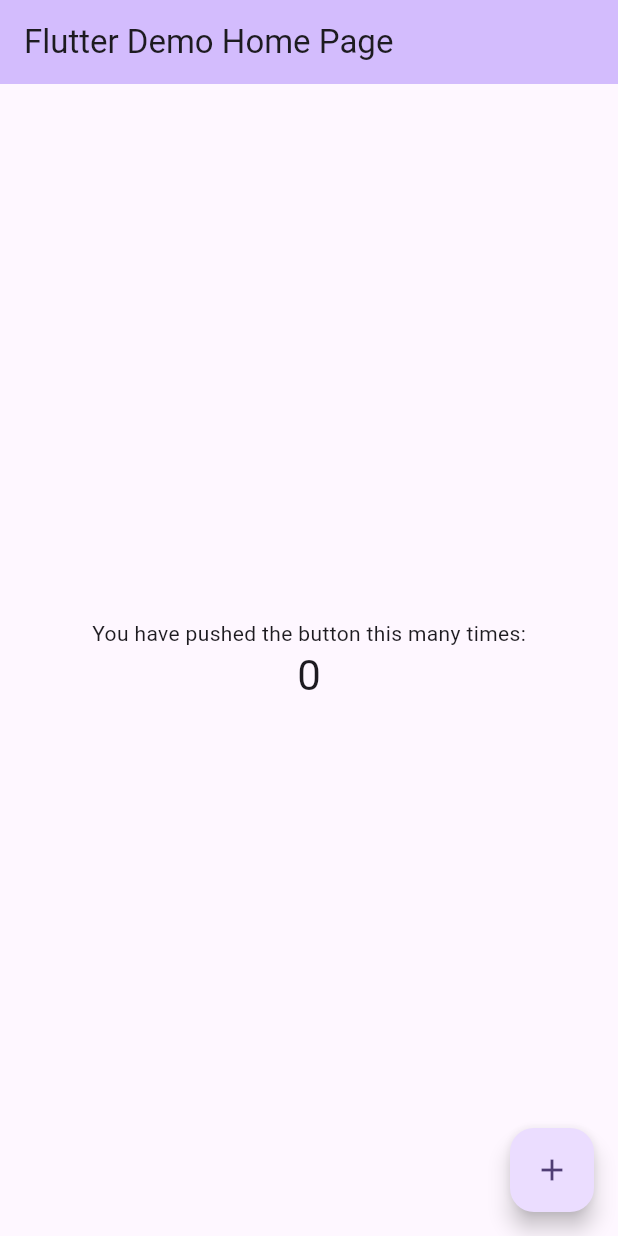
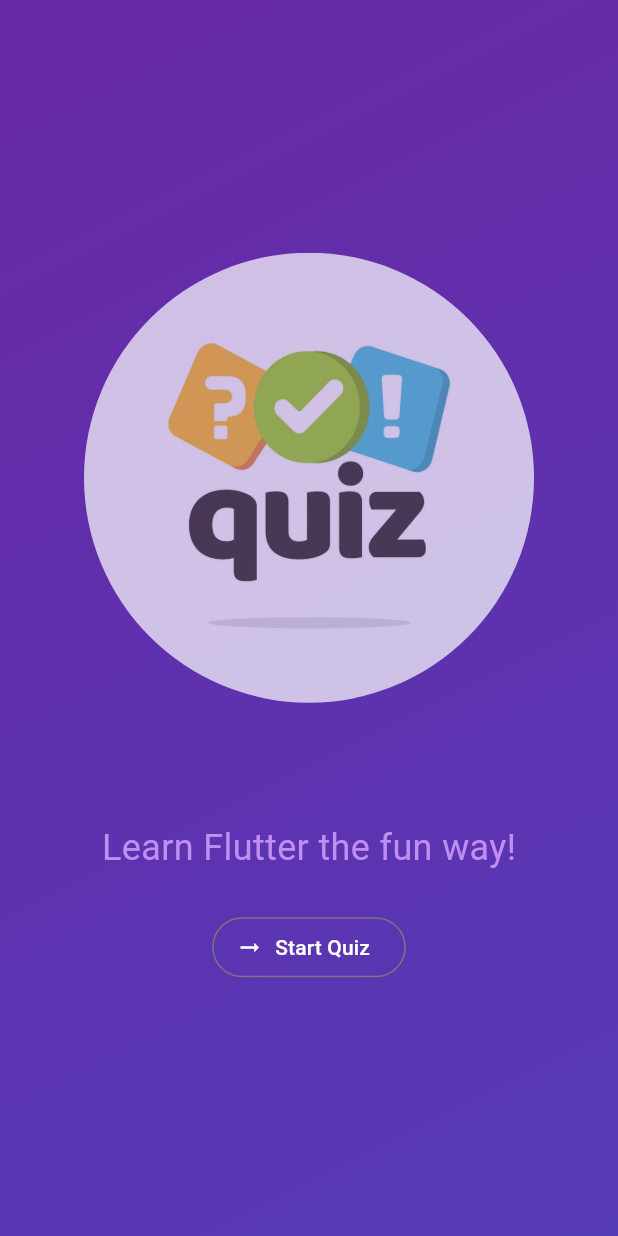
Before and after one commit to amAkshay18/Quiz-App, a Flutter app: the screen it shows after launch, on a phone screen of 412 x 824 dp. Run offline on Flutter 3.47's test engine with Material 3 defaults, Android fonts, the phone set to English and light mode, and no system bars; our stand-ins replace google_fonts.

```diff
--- a/lib/main.dart
+++ b/lib/main.dart
@@ -1,125 +1,6 @@
 import 'package:flutter/material.dart';
+import 'package:quizapp/quiz.dart';
 
 void main() {
-  runApp(const MyApp());
+  runApp(const Quiz());
 }
-
-class MyApp extends StatelessWidget {
-  const MyApp({super.key});
-
-  // This widget is the root of your application.
-  @override
-  Widget build(BuildContext context) {
-    return MaterialApp(
-      title: 'Flutter Demo',
-      theme: ThemeData(
-        // This is the theme of your application.
-        //
-        // TRY THIS: Try running your application with "flutter run". You'll see
-        // the application has a purple toolbar. Then, without quitting the app,
-        // try changing the seedColor in the colorScheme below to Colors.green
-        // and then invoke "hot reload" (save your changes or press the "hot
-        // reload" button in a Flutter-supported IDE, or press "r" if you used
-        // the command line to start the app).
-        //
-        // Notice that the counter didn't reset back to zero; the application
-        // state is not lost during the reload. To reset the state, use hot
-        // restart instead.
-        //
-        // This works for code too, not just values: Most code changes can be
-        // tested with just a hot reload.
-        colorScheme: ColorScheme.fromSeed(seedColor: Colors.deepPurple),
-        useMaterial3: true,
-      ),
-      home: const MyHomePage(title: 'Flutter Demo Home Page'),
-    );
-  }
-}
-
-class MyHomePage extends StatefulWidget {
-  const MyHomePage({super.key, required this.title});
-
-  // This widget is the home page of your application. It is stateful, meaning
-  // that it has a State object (defined below) that contains fields that affect
-  // how it looks.
-
-  // This class is the configuration for the state. It holds the values (in this
-  // case the title) provided by the parent (in this case the App widget) and
-  // used by the build method of the State. Fields in a Widget subclass are
-  // always marked "final".
-
-  final String title;
-
-  @override
-  State<MyHomePage> createState() => _MyHomePageState();
-}
-
-class _MyHomePageState extends State<MyHomePage> {
-  int _counter = 0;
-
-  void _incrementCounter() {
-    setState(() {
-      // This call to setState tells the Flutter framework that something has
-      // changed in this State, which causes it to rerun the build method below
-      // so that the display can reflect the updated values. If we changed
-      // _counter without calling setState(), then the build method would not be
-      // called again, and so nothing would appear to happen.
-      _counter++;
-    });
-  }
-
-  @override
-  Widget build(BuildContext context) {
-    // This method is rerun every time setState is called, for instance as done
-    // by the _incrementCounter method above.
-    //
-    // The Flutter framework has been optimized to make rerunning build methods
-    // fast, so that you can just rebuild anything that needs updating rather
-    // than having to individually change instances of widgets.
-    return Scaffold(
-      appBar: AppBar(
-        // TRY THIS: Try changing the color here to a specific color (to
-        // Colors.amber, perhaps?) and trigger a hot reload to see the AppBar
-        // change color while the other colors stay the same.
-        backgroundColor: Theme.of(context).colorScheme.inversePrimary,
-        // Here we take the value from the MyHomePage object that was created by
-        // the App.build method, and use it to set our appbar title.
-        title: Text(widget.title),
-      ),
-      body: Center(
-        // Center is a layout widget. It takes a single child and positions it
-        // in the middle of the parent.
-        child: Column(
-          // Column is also a layout widget. It takes a list of children and
-          // arranges them vertically. By default, it sizes itself to fit its
-          // children horizontally, and tries to be as tall as its parent.
-          //
-          // Column has various properties to control how it sizes itself and
-          // how it positions its children. Here we use mainAxisAlignment to
-          // center the children vertically; the main axis here is the vertical
-          // axis because Columns are vertical (the cross axis would be
-          // horizontal).
-          //
-          // TRY THIS: Invoke "debug painting" (choose the "Toggle Debug Paint"
-          // action in the IDE, or press "p" in the console), to see the
-          // wireframe for each widget.
-          mainAxisAlignment: MainAxisAlignment.center,
-          children: <Widget>[
-            const Text(
-              'You have pushed the button this many times:',
-            ),
-            Text(
-              '$_counter',
-              style: Theme.of(context).textTheme.headlineMedium,
-            ),
-          ],
-        ),
-      ),
-      floatingActionButton: FloatingActionButton(
-        onPressed: _incrementCounter,
-        tooltip: 'Increment',
-        child: const Icon(Icons.add),
-      ), // This trailing comma makes auto-formatting nicer for build methods.
-    );
-  }
-}
--- /dev/null
+++ b/lib/quiz.dart
@@ -0,0 +1,50 @@
+import 'package:flutter/material.dart';
+import 'package:quizapp/questions_screen.dart';
+import 'package:quizapp/start_screen.dart';
+
+class Quiz extends StatefulWidget {
+  const Quiz({super.key});
+
+  @override
+  State<Quiz> createState() {
+    return _QuizState();
+  }
+}
+
+class _QuizState extends State<Quiz> {
+  Widget? activeScreen;
+
+  @override
+  void initState() {
+    activeScreen = StartScreen(switchScreen);
+    super.initState();
+  }
+
+  void switchScreen() {
+    setState(() {
+      activeScreen = const QuestionScreen();
+    });
+  }
+
+  @override
+  build(context) {
+    return MaterialApp(
+      debugShowCheckedModeBanner: false,
+      home: Scaffold(
+        body: Container(
+          decoration: const BoxDecoration(
+            gradient: LinearGradient(
+              colors: [
+                Color.fromARGB(255, 105, 40, 165),
+                Color.fromARGB(255, 85, 58, 183),
+              ],
+              begin: Alignment.topLeft,
+              end: Alignment.bottomRight,
+            ),
+          ),
+          child: activeScreen,
+        ),
+      ),
+    );
+  }
+}
--- /dev/null
+++ b/lib/start_screen.dart
@@ -0,0 +1,45 @@
+import 'package:flutter/material.dart';
+
+class StartScreen extends StatelessWidget {
+  const StartScreen(this.startQuiz, {super.key});
+  final void Function() startQuiz;
+
+  @override
+  Widget build(context) {
+    return Center(
+      child: Column(
+        mainAxisSize: MainAxisSize.min,
+        children: [
+          ClipOval(
+            child: Opacity(
+              opacity: 0.7,
+              child: Image.asset(
+                'assets/images/quiz-logo.png',
+                width: 300,
+              ),
+            ),
+          ),
+          const SizedBox(
+            height: 80,
+          ),
+          const Text(
+            'Learn Flutter the fun way!',
+            style: TextStyle(
+              color: Color.fromARGB(255, 192, 142, 241),
+              fontSize: 24,
+            ),
+          ),
+          const SizedBox(
+            height: 25,
+          ),
+          OutlinedButton.icon(
+            onPressed: startQuiz,
+            style: OutlinedButton.styleFrom(foregroundColor: Colors.white),
+            label: const Text('Start Quiz'),
+            icon: const Icon(Icons.arrow_right_alt),
+          ),
+        ],
+      ),
+    );
+  }
+}
--- a/pubspec.yaml
+++ b/pubspec.yaml
@@ -35,6 +35,7 @@ dependencies:
   # The following adds the Cupertino Icons font to your application.
   # Use with the CupertinoIcons class for iOS style icons.
   cupertino_icons: ^1.0.6
+  google_fonts: ^6.2.1
 
 dev_dependencies:
   flutter_test:
@@ -59,8 +60,8 @@ flutter:
   uses-material-design: true
 
   # To add assets to your application, add an assets section, like this:
-  # assets:
-  #   - images/a_dot_burr.jpeg
+  assets:
+    - assets/images/
   #   - images/a_dot_ham.jpeg
 
   # An image asset can refer to one or more resolution-specific "variants", see
```
Also changed, not shown: lib/answer_button.dart (added, +34 -0 lines), lib/data/questions.dart (added, +58 -0 lines), lib/models/quiz_question.dart (added, +12 -0 lines), lib/questions_screen.dart (added, +58 -0 lines), assets/images/quiz-logo.png (added), pubspec.lock, 1 other file.
